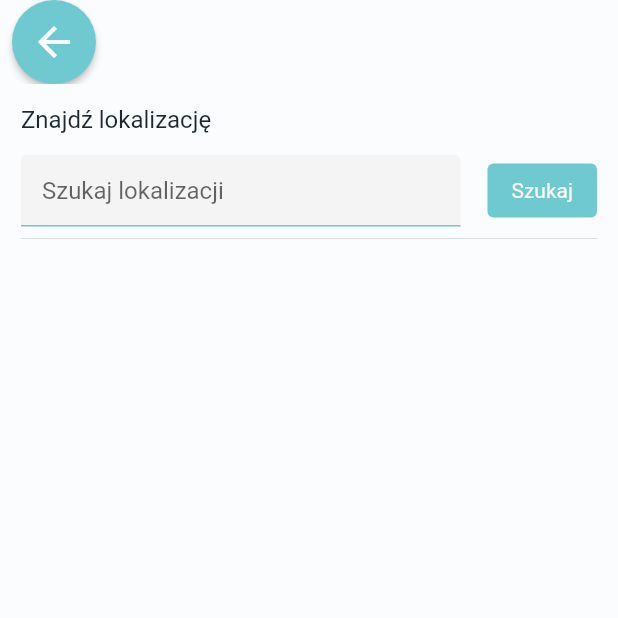
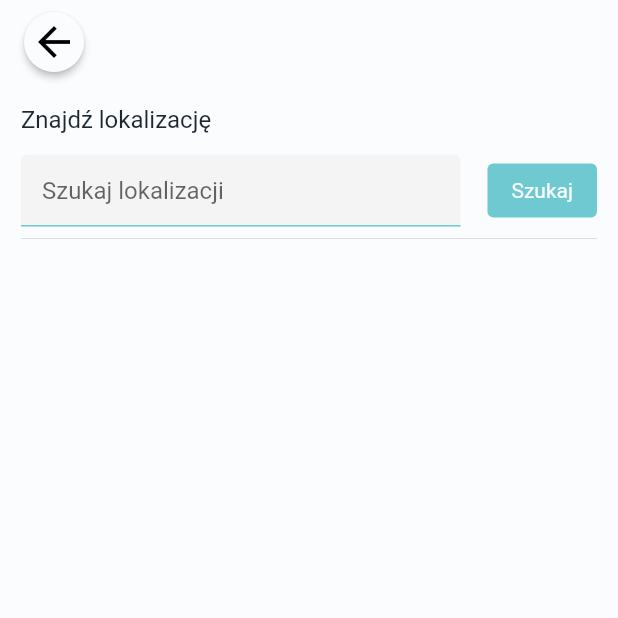
Before and after one commit to artoniaz/chalet, a Flutter app: the AddressInputScreen screen opened directly, on a phone screen of 412 x 824 dp, the top half of it. Run offline on Flutter 3.47's test engine with Material 2 defaults, Android fonts, the phone set to English and light mode, and no system bars; our stand-ins replace cached_network_image, carousel_slider, cloud_firestore, dio, firebase_auth, firebase_core and 16 more; missing offline and left inert: flutter_login_facebook, flutter_polyline_points, geoflutterfire, google_place; accounts and stored records are empty.

Commit message:
Fixed back leading button in add chalet map

```diff
--- a/lib/screens/chalet/chalet_preView_container.dart
+++ b/lib/screens/chalet/chalet_preView_container.dart
@@ -44,6 +44,7 @@ class ChaletPreviewContainer extends StatelessWidget {
             right: Dimentions.medium,
             bottom: Dimentions.large,
             child: Row(
+              crossAxisAlignment: CrossAxisAlignment.center,
               children: [
                 Text(
                   '${distanceToChalet.toStringAsFixed(1)} m',
--- a/lib/widgets/custom_appBars.dart
+++ b/lib/widgets/custom_appBars.dart
@@ -34,11 +34,7 @@ class CustomAppBars {
         backgroundColor: Colors.transparent,
         elevation: 0.0,
         leadingWidth: 72.0,
-        leading: CustomRoundedIconButton(
-          onPressed: () => Navigator.of(context).pop(),
-          iconData: Icons.arrow_back,
-          iconSize: 32.0,
-        ),
+        leading: CustomBackLeadingButton(),
       );
 
   static SliverAppBar customImageSliderSliverAppBar(ChaletModel chalet, double pictureHeight) => SliverAppBar(
```
